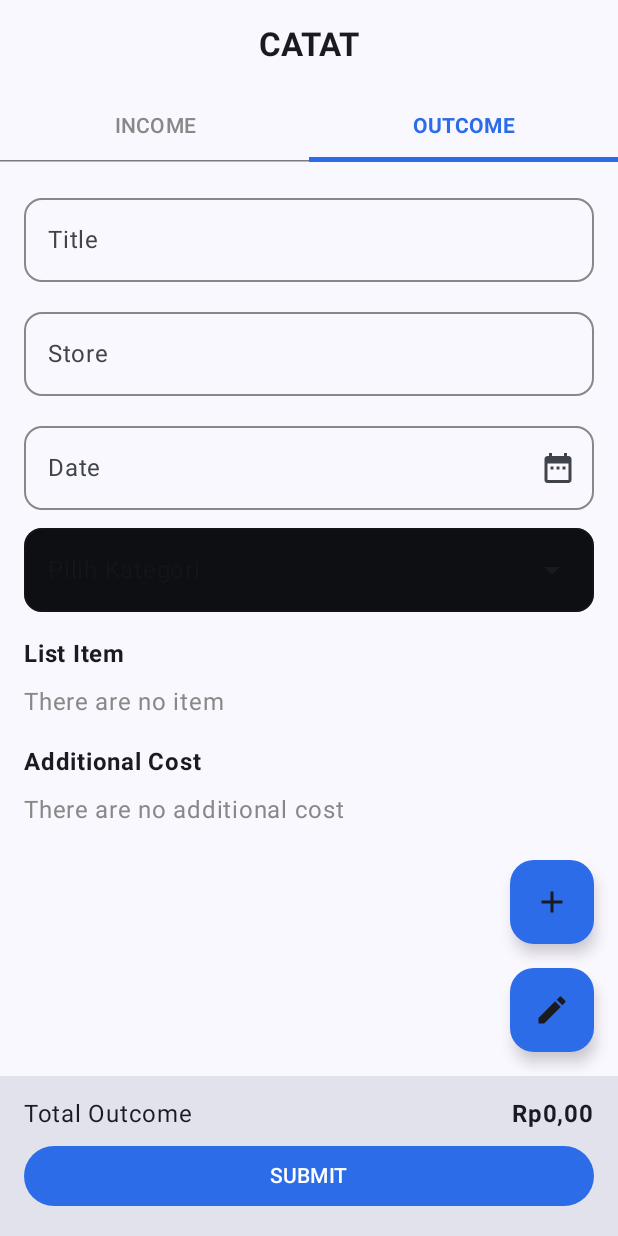
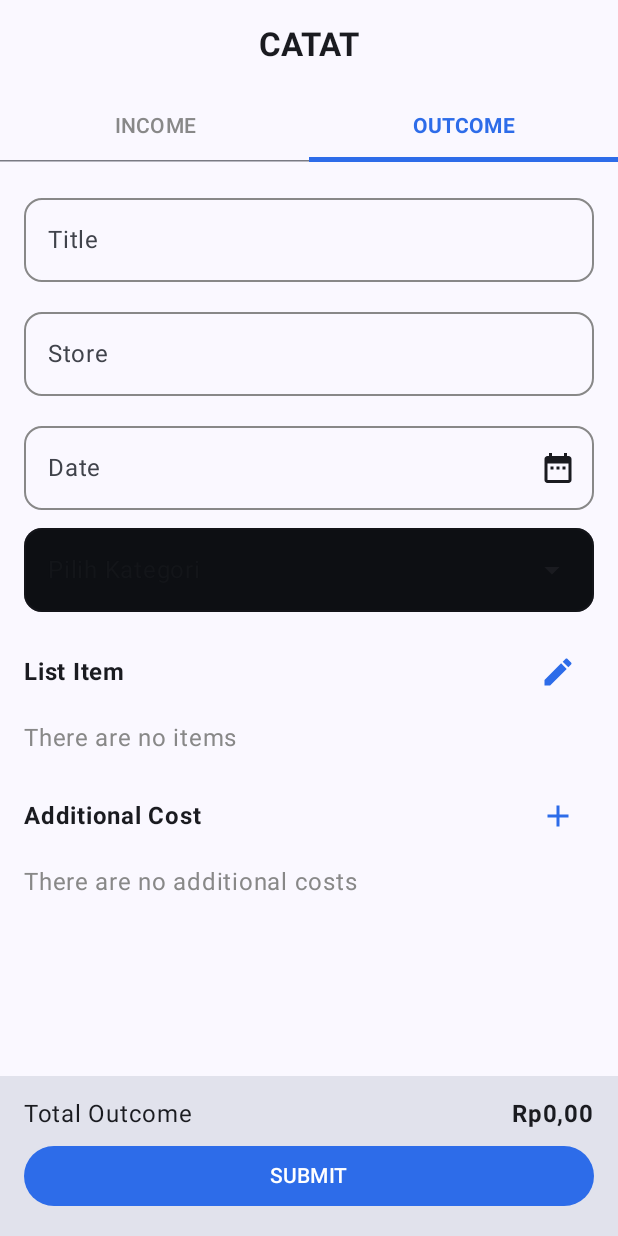
Before and after one commit to RaditZX/SnapCash, an Android app built with Jetpack Compose: the composable PengeluaranEntryScreen called with empty values, on a phone screen of 412 x 824 dp. Run offline under Robolectric (Android 15) with nearby library versions, the phone set to English and light mode, and no system bars; our stand-ins replace Dagger/Hilt's generated code.

Commit message:
perbaikan UI: alokasi button tambah biaya dan tambah barang

```diff
--- a/app/src/main/java/com/example/snapcash/ui/screen/PengeluaranEntryScreen.kt
+++ b/app/src/main/java/com/example/snapcash/ui/screen/PengeluaranEntryScreen.kt
@@ -6,6 +6,7 @@ import android.icu.util.Calendar
 import android.util.Log
 import com.example.snapcash.ui.component.AddBarangDialog
 import androidx.compose.foundation.background
+import androidx.compose.foundation.gestures.detectTapGestures
 import androidx.compose.foundation.layout.Arrangement
 import androidx.compose.foundation.layout.Box
 import androidx.compose.foundation.layout.Column
@@ -65,6 +66,7 @@ import androidx.compose.material3.Tab
 import androidx.compose.material3.TabRow
 import androidx.compose.material3.TabRowDefaults
 import androidx.compose.material3.TabRowDefaults.tabIndicatorOffset
+import androidx.compose.ui.input.pointer.pointerInput
 import com.example.snapcash.ui.component.DropdownMenu
 import com.example.snapcash.ui.theme.night
 import java.text.SimpleDateFormat
@@ -238,28 +240,6 @@ fun PengeluaranEntryScreen(
                 }
             },
             floatingActionButton = {
-                Column(
-                    verticalArrangement = Arrangement.spacedBy(16.dp),
-                    horizontalAlignment = Alignment.End
-                ) {
-                    FloatingActionButton(containerColor = Color(0xFF2D6CE9),onClick = {
-                        // show dialog untuk biaya
-                        showDialog = false // pastikan dialog barang tertutup dulu
-                        showDialogBiaya = true
-                    }) {
-                        Icon(imageVector = Icons.Default.Add, contentDescription = "Tambah Biaya")
-                    }
-
-                    FloatingActionButton(containerColor = Color(0xFF2D6CE9),onClick = {
-                        // show dialog untuk barang
-                        showDialogBiaya = false // pastikan dialog biaya tertutup dulu
-                        showDialog = true
-                    }) {
-                        Icon(
-                            imageVector = Icons.Default.Create,
-                            contentDescription = "Tambah Barang"
-                        )
-                    }
                     if (isUpdate){
                         FloatingActionButton(containerColor = Color(0xFF2D6CE9),onClick = {
                             viewModel.deletePengeluaranById(id.toString(), navController)
@@ -270,8 +250,6 @@ fun PengeluaranEntryScreen(
                             )
                         }
                     }
-
-                }
             },
             bottomBar = {
                 Column(
@@ -353,19 +331,32 @@ fun PengeluaranEntryScreen(
 
                         OutlinedTextField(
                             value = tanggal,
-                            onValueChange = { tanggal = it },
+                            onValueChange = { /* Read-only */ },
                             label = { Text("Date") },
-                            modifier = Modifier.fillMaxWidth(),
+                            modifier = Modifier
+                                .fillMaxWidth()
+                                .pointerInput(Unit) {
+                                    detectTapGestures { datePicker.show() }
+                                },
                             shape = RoundedCornerShape(12.dp),
                             trailingIcon = {
                                 IconButton(onClick = { datePicker.show() }) {
-                                    Icon(Icons.Default.DateRange, contentDescription = "Pilih Tanggal")
+                                    Icon(
+                                        Icons.Default.DateRange,
+                                        contentDescription = "Pilih Tanggal"
+                                    )
                                 }
                             },
                             colors = OutlinedTextFieldDefaults.colors(
                                 unfocusedBorderColor = Color.Gray,
-                                focusedBorderColor = Color.Blue
-                            )
+                                focusedBorderColor = Color.Blue,
+                                disabledBorderColor = Color.Gray,
+                                disabledTextColor = MaterialTheme.colorScheme.onSurface,
+                                disabledLabelColor = MaterialTheme.colorScheme.onSurfaceVariant,
+                                disabledTrailingIconColor = MaterialTheme.colorScheme.onSurface
+                            ),
+                            readOnly = true,
+                            enabled = false
                         )
 
                         DropdownMenu(
@@ -378,14 +369,33 @@ fun PengeluaranEntryScreen(
                     }
                 }
 
-                // Header Barang
                 item {
-                    Column {
-                        Text("List Item", fontSize = 16.sp, fontWeight = FontWeight.Bold)
-                        Spacer(modifier = Modifier.height(8.dp))
-                        if (barangList.isEmpty()) {
-                            Text("There are no item", color = Color.Gray)
+                    Row(
+                        modifier = Modifier.fillMaxWidth(),
+                        horizontalArrangement = Arrangement.SpaceBetween,
+                        verticalAlignment = Alignment.CenterVertically
+                    ) {
+                        Text(
+                            "List Item",
+                            fontSize = 16.sp,
+                            fontWeight = FontWeight.Bold
+                        )
+                        IconButton(
+                            onClick = {
+                                showDialogBiaya = false
+                                showDialog = true
+                            }
+                        ) {
+                            Icon(
+                                imageVector = Icons.Default.Create,
+                                contentDescription = "Tambah Barang",
+                                tint = Color(0xFF2D6CE9)
+                            )
                         }
+                    }
+                    Spacer(modifier = Modifier.height(8.dp))
+                    if (barangList.isEmpty()) {
+                        Text("There are no items", color = Color.Gray)
                     }
                 }
 
@@ -421,12 +431,32 @@ fun PengeluaranEntryScreen(
 
                 // Header Biaya
                 item {
-                    Column {
-                        Text("Additional Cost", fontSize = 16.sp, fontWeight = FontWeight.Bold)
-                        Spacer(modifier = Modifier.height(8.dp))
-                        if (biayalist.isEmpty()) {
-                            Text("There are no additional cost", color = Color.Gray)
+                    Row(
+                        modifier = Modifier.fillMaxWidth(),
+                        horizontalArrangement = Arrangement.SpaceBetween,
+                        verticalAlignment = Alignment.CenterVertically
+                    ) {
+                        Text(
+                            "Additional Cost",
+                            fontSize = 16.sp,
+                            fontWeight = FontWeight.Bold
+                        )
+                        IconButton(
+                            onClick = {
+                                showDialog = false
+                                showDialogBiaya = true
+                            }
+                        ) {
+                            Icon(
+                                imageVector = Icons.Default.Add,
+                                contentDescription = "Tambah Biaya",
+                                tint = Color(0xFF2D6CE9)
+                            )
                         }
+                    }
+                    Spacer(modifier = Modifier.height(8.dp))
+                    if (biayalist.isEmpty()) {
+                        Text("There are no additional costs", color = Color.Gray)
                     }
                 }
 
```
Also changed, not shown: app/src/main/java/com/example/snapcash/ui/screen/PemasukanEntryScreen.kt (+44 -11 lines).
